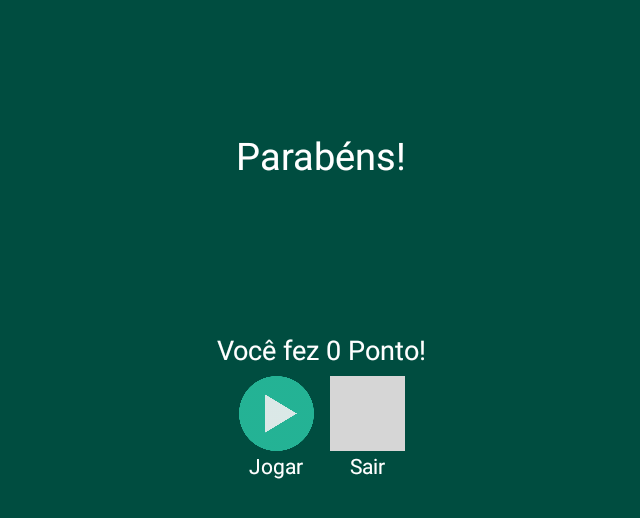
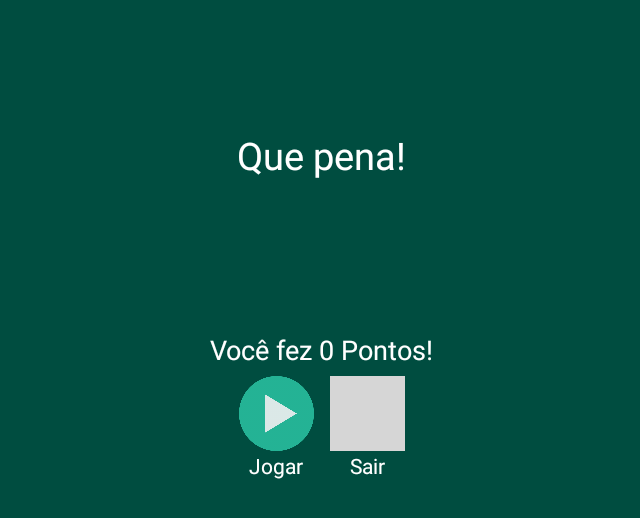
Before and after one commit to jeferson-sh/Embaralhado, an Android app: the CongratulationsMessageActivity screen opened directly, with no data from a screen before it, on a phone screen of 824 x 412 dp (held sideways). Shown: the top 518 px of the screen, without its empty margins (296-936 px from the left). Run offline under Robolectric (Android 15) with nearby library versions, the phone set to English and light mode, and no system bars; 2 statements that could not run were skipped; grey boxes are pictures that could not be loaded.

Commit message:
congratulations message

```diff
--- a/app/src/main/java/estagio3/ufpb/com/br/embaralhando/CongratulationsMessageActivity.java
+++ b/app/src/main/java/estagio3/ufpb/com/br/embaralhando/CongratulationsMessageActivity.java
@@ -14,12 +14,14 @@ public class CongratulationsMessageActivity extends AppCompatActivity {
     private TextView pontosText;
     private ImageButton playbt;
     private ImageButton exitbt;
+    private TextView congratulationsMessage;
 
     @Override
     protected void onCreate(Bundle savedInstanceState) {
         super.onCreate(savedInstanceState);
         setContentView(R.layout.activity_congratulations_message);
-        imageView = (ImageView)findViewById(R.id.congratulations);
+        imageView = (ImageView)findViewById(R.id.congratulationsImage);
+        this.congratulationsMessage = (TextView) findViewById(R.id.congratulationsMessageText);
         pontosText = (TextView) findViewById(R.id.pontosText);
         exitbt = (ImageButton) findViewById(R.id.exitGame);
         playbt = (ImageButton) findViewById(R.id.playAgain);
@@ -27,9 +29,21 @@ public class CongratulationsMessageActivity extends AppCompatActivity {
         imageView.setImageResource(bundle.getInt("image"));
         int score = bundle.getInt("score");
         String scoreMessage = "";
-        if (score > 1)
-            scoreMessage = "Você fez "+score+" Pontos!";
-        else scoreMessage = "Você fez "+score+" Ponto!";
+        if (score <= 3) {
+            if(score == 1){
+                this.congratulationsMessage.setText("Que pena!");
+                scoreMessage = "Você fez " + score + " Ponto!";
+            }else {
+                this.congratulationsMessage.setText("Que pena!");
+                scoreMessage = "Você fez " + score + " Pontos!";
+            }
+        }else if(score > 3 && score < 7){
+            this.congratulationsMessage.setText("Você pode fazer melhor!");
+            scoreMessage = "Você fez " + score + " Pontos!";
+        }
+        else {
+            scoreMessage = "Você fez " + score + " Pontos!";
+        }
         pontosText.setText(scoreMessage);
         playbt.setOnClickListener(new View.OnClickListener() {
             @Override
--- a/app/src/main/java/estagio3/ufpb/com/br/embaralhando/SettingsActivity.java
+++ b/app/src/main/java/estagio3/ufpb/com/br/embaralhando/SettingsActivity.java
@@ -73,6 +73,7 @@ public class SettingsActivity extends AppCompatActivity implements PopupMenu.OnM
         MenuInflater inflater = getMenuInflater();
         inflater.inflate(R.menu.context_menu, menu);
     }
+
     @Override
     public boolean onContextItemSelected(MenuItem item) {
         AdapterView.AdapterContextMenuInfo info = (AdapterView.AdapterContextMenuInfo) item.getMenuInfo();
@@ -131,6 +132,7 @@ public class SettingsActivity extends AppCompatActivity implements PopupMenu.OnM
                 return false;
         }
     }
+
     @Override
     public void onBackPressed() {
         super.moveTaskToBack(true);
--- a/app/src/main/java/estagio3/ufpb/com/br/embaralhando/ShuffleGameActivity.java
+++ b/app/src/main/java/estagio3/ufpb/com/br/embaralhando/ShuffleGameActivity.java
@@ -201,6 +201,9 @@ public class ShuffleGameActivity extends AppCompatActivity implements PopupMenu.
     public void congratulationMessage() {
         int drawId = 0;
         ImageView imageView = new ImageView(this);
+        if(this.score < 0){
+            this.score = 0;
+        }
         if(this.score <= 3) {
             drawId = R.drawable.low_score;
             imageView.setImageResource(drawId);
--- a/app/src/main/res/layout/activity_congratulations_message.xml
+++ b/app/src/main/res/layout/activity_congratulations_message.xml
@@ -7,13 +7,14 @@
     android:background="#004D40">
 
     <TextView
+        android:id="@+id/congratulationsMessageText"
         android:layout_width="wrap_content"
         android:layout_height="wrap_content"
         android:text="Parabéns!"
         android:textSize="25sp"
         android:textColor="#ffffff"/>
     <ImageView
-        android:id="@+id/congratulations"
+        android:id="@+id/congratulationsImage"
         android:layout_width="100dp"
         android:layout_height="100dp"/>
     <TextView
```
